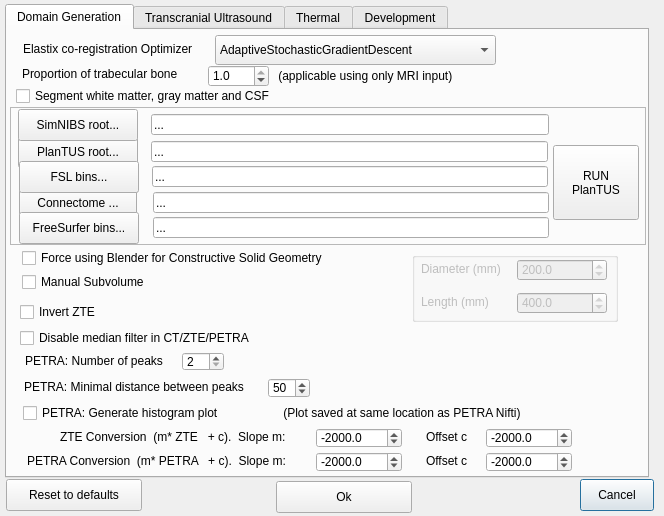
Above: BabelBrain/Options/form.ui from ProteusMRIgHIFU/BabelBrain before the change. Below: the same form after it.
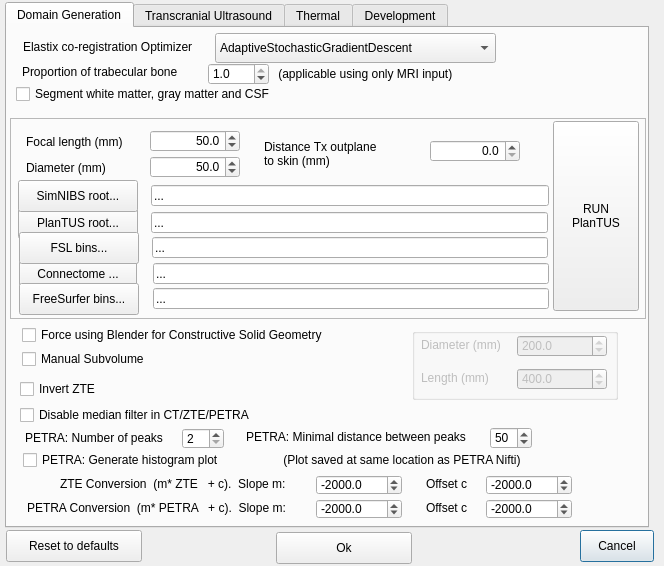
That is the form after the change. The open tabs and pages were chosen to show the change.

Commit message:
Add transducer geometry controls to Options dialog
Introduces Focal Length, Diameter, and Skin Distance controls to the Options dialog UI and updates logic to enable/disable these fields based on transducer configuration. Refactors references in PlanTUSViewer and Options to use the new controls, and updates UI layout and alignment for consistency.

The edit to the form file:
```diff
--- a/BabelBrain/Options/form.ui
+++ b/BabelBrain/Options/form.ui
@@ -7,7 +7,7 @@
     <x>0</x>
     <y>0</y>
     <width>664</width>
-    <height>516</height>
+    <height>566</height>
    </rect>
   </property>
   <property name="windowTitle">
@@ -17,7 +17,7 @@
    <property name="geometry">
     <rect>
      <x>580</x>
-     <y>479</y>
+     <y>530</y>
      <width>74</width>
      <height>32</height>
     </rect>
@@ -30,7 +30,7 @@
    <property name="geometry">
     <rect>
      <x>276</x>
-     <y>481</y>
+     <y>532</y>
      <width>136</width>
      <height>32</height>
     </rect>
@@ -43,7 +43,7 @@
    <property name="geometry">
     <rect>
      <x>6</x>
-     <y>479</y>
+     <y>530</y>
      <width>136</width>
      <height>32</height>
     </rect>
@@ -56,9 +56,9 @@
    <property name="geometry">
     <rect>
      <x>5</x>
-     <y>4</y>
+     <y>2</y>
      <width>644</width>
-     <height>474</height>
+     <height>526</height>
     </rect>
    </property>
    <property name="currentIndex">
@@ -116,9 +116,9 @@
      <property name="geometry">
       <rect>
        <x>15</x>
-       <y>219</y>
+       <y>297</y>
        <width>349</width>
-       <height>18</height>
+       <height>20</height>
       </rect>
      </property>
      <property name="layoutDirection">
@@ -173,9 +173,9 @@
      <property name="geometry">
       <rect>
        <x>405</x>
-       <y>222</y>
+       <y>300</y>
        <width>206</width>
-       <height>70</height>
+       <height>72</height>
       </rect>
      </property>
      <property name="title">
@@ -206,7 +206,7 @@
        <double>200.000000000000000</double>
       </property>
      </widget>
-     <widget class="QLabel" name="DiameterLabel">
+     <widget class="QLabel" name="DiameterLabel99">
       <property name="geometry">
        <rect>
         <x>9</x>
@@ -244,7 +244,7 @@
        <double>400.000000000000000</double>
       </property>
      </widget>
-     <widget class="QLabel" name="FocalLengthLabel">
+     <widget class="QLabel" name="FocalLengthLabel99">
       <property name="geometry">
        <rect>
         <x>9</x>
@@ -262,9 +262,9 @@
      <property name="geometry">
       <rect>
        <x>15</x>
-       <y>243</y>
+       <y>321</y>
        <width>150</width>
-       <height>18</height>
+       <height>20</height>
       </rect>
      </property>
      <property name="layoutDirection">
@@ -291,9 +291,9 @@
      <property name="geometry">
       <rect>
        <x>13</x>
-       <y>273</y>
+       <y>351</y>
        <width>150</width>
-       <height>18</height>
+       <height>20</height>
       </rect>
      </property>
      <property name="layoutDirection">
@@ -307,9 +307,9 @@
      <property name="geometry">
       <rect>
        <x>13</x>
-       <y>299</y>
+       <y>377</y>
        <width>251</width>
-       <height>18</height>
+       <height>20</height>
       </rect>
      </property>
      <property name="layoutDirection">
@@ -323,9 +323,9 @@
      <property name="geometry">
       <rect>
        <x>18</x>
-       <y>322</y>
+       <y>400</y>
        <width>156</width>
-       <height>18</height>
+       <height>20</height>
       </rect>
      </property>
      <property name="text">
@@ -335,10 +335,10 @@
     <widget class="QLabel" name="FocalLengthLabel_5">
      <property name="geometry">
       <rect>
-       <x>17</x>
-       <y>348</y>
+       <x>239</x>
+       <y>399</y>
        <width>241</width>
-       <height>18</height>
+       <height>20</height>
       </rect>
      </property>
      <property name="text">
@@ -349,7 +349,7 @@
      <property name="geometry">
       <rect>
        <x>16</x>
-       <y>374</y>
+       <y>423</y>
        <width>251</width>
        <height>18</height>
       </rect>
@@ -365,7 +365,7 @@
      <property name="geometry">
       <rect>
        <x>273</x>
-       <y>374</y>
+       <y>423</y>
        <width>276</width>
        <height>18</height>
       </rect>
@@ -378,9 +378,9 @@
      <property name="geometry">
       <rect>
        <x>175</x>
-       <y>322</y>
+       <y>400</y>
        <width>42</width>
-       <height>19</height>
+       <height>21</height>
       </rect>
      </property>
      <property name="minimum">
@@ -393,10 +393,10 @@
     <widget class="QSpinBox" name="PetraMRIPeakDistancespinBox">
      <property name="geometry">
       <rect>
-       <x>261</x>
-       <y>348</y>
+       <x>483</x>
+       <y>399</y>
        <width>42</width>
-       <height>20</height>
+       <height>22</height>
       </rect>
      </property>
      <property name="minimum">
@@ -413,7 +413,7 @@
      <property name="geometry">
       <rect>
        <x>309</x>
-       <y>398</y>
+       <y>447</y>
        <width>86</width>
        <height>20</height>
       </rect>
@@ -438,7 +438,7 @@
      <property name="geometry">
       <rect>
        <x>53</x>
-       <y>398</y>
+       <y>447</y>
        <width>255</width>
        <height>18</height>
       </rect>
@@ -451,7 +451,7 @@
      <property name="geometry">
       <rect>
        <x>479</x>
-       <y>398</y>
+       <y>447</y>
        <width>86</width>
        <height>20</height>
       </rect>
@@ -476,7 +476,7 @@
      <property name="geometry">
       <rect>
        <x>419</x>
-       <y>398</y>
+       <y>447</y>
        <width>70</width>
        <height>18</height>
       </rect>
@@ -489,7 +489,7 @@
      <property name="geometry">
       <rect>
        <x>309</x>
-       <y>422</y>
+       <y>471</y>
        <width>86</width>
        <height>20</height>
       </rect>
@@ -514,7 +514,7 @@
      <property name="geometry">
       <rect>
        <x>479</x>
-       <y>422</y>
+       <y>471</y>
        <width>86</width>
        <height>20</height>
       </rect>
@@ -539,7 +539,7 @@
      <property name="geometry">
       <rect>
        <x>20</x>
-       <y>422</y>
+       <y>471</y>
        <width>288</width>
        <height>18</height>
       </rect>
@@ -552,7 +552,7 @@
      <property name="geometry">
       <rect>
        <x>419</x>
-       <y>422</y>
+       <y>471</y>
        <width>70</width>
        <height>18</height>
       </rect>
@@ -581,9 +581,9 @@
      <property name="geometry">
       <rect>
        <x>3</x>
-       <y>77</y>
+       <y>90</y>
        <width>636</width>
-       <height>138</height>
+       <height>201</height>
       </rect>
      </property>
      <property name="frameShape">
@@ -596,9 +596,9 @@
       <property name="geometry">
        <rect>
         <x>543</x>
-        <y>38</y>
+        <y>3</y>
         <width>86</width>
-        <height>75</height>
+        <height>190</height>
        </rect>
       </property>
       <property name="text">
@@ -610,7 +610,7 @@
       <property name="geometry">
        <rect>
         <x>8</x>
-        <y>29</y>
+        <y>89</y>
         <width>120</width>
         <height>32</height>
        </rect>
@@ -632,7 +632,7 @@
       <property name="geometry">
        <rect>
         <x>8</x>
-        <y>2</y>
+        <y>62</y>
         <width>120</width>
         <height>32</height>
        </rect>
@@ -654,7 +654,7 @@
       <property name="geometry">
        <rect>
         <x>141</x>
-        <y>34</y>
+        <y>94</y>
         <width>397</width>
         <height>21</height>
        </rect>
@@ -670,7 +670,7 @@
       <property name="geometry">
        <rect>
         <x>141</x>
-        <y>7</y>
+        <y>67</y>
         <width>398</width>
         <height>21</height>
        </rect>
@@ -686,7 +686,7 @@
       <property name="geometry">
        <rect>
         <x>9</x>
-        <y>80</y>
+        <y>140</y>
         <width>118</width>
         <height>32</height>
        </rect>
@@ -708,7 +708,7 @@
       <property name="geometry">
        <rect>
         <x>9</x>
-        <y>54</y>
+        <y>114</y>
         <width>120</width>
         <height>32</height>
        </rect>
@@ -730,7 +730,7 @@
       <property name="geometry">
        <rect>
         <x>143</x>
-        <y>85</y>
+        <y>145</y>
         <width>396</width>
         <height>21</height>
        </rect>
@@ -746,7 +746,7 @@
       <property name="geometry">
        <rect>
         <x>142</x>
-        <y>59</y>
+        <y>119</y>
         <width>396</width>
         <height>21</height>
        </rect>
@@ -762,7 +762,7 @@
       <property name="geometry">
        <rect>
         <x>143</x>
-        <y>110</y>
+        <y>170</y>
         <width>396</width>
         <height>21</height>
        </rect>
@@ -778,7 +778,7 @@
       <property name="geometry">
        <rect>
         <x>9</x>
-        <y>105</y>
+        <y>165</y>
         <width>120</width>
         <height>32</height>
        </rect>
@@ -796,6 +796,130 @@
        <bool>false</bool>
       </property>
      </widget>
+     <widget class="QDoubleSpinBox" name="DiameterSpinBox">
+      <property name="geometry">
+       <rect>
+        <x>140</x>
+        <y>38</y>
+        <width>90</width>
+        <height>22</height>
+       </rect>
+      </property>
+      <property name="alignment">
+       <set>Qt::AlignmentFlag::AlignRight|Qt::AlignmentFlag::AlignTrailing|Qt::AlignmentFlag::AlignVCenter</set>
+      </property>
+      <property name="decimals">
+       <number>1</number>
+      </property>
+      <property name="minimum">
+       <double>20.000000000000000</double>
+      </property>
+      <property name="maximum">
+       <double>150.000000000000000</double>
+      </property>
+      <property name="singleStep">
+       <double>0.100000000000000</double>
+      </property>
+      <property name="value">
+       <double>50.000000000000000</double>
+      </property>
+     </widget>
+     <widget class="QDoubleSpinBox" name="FocalLengthSpinBox">
+      <property name="geometry">
+       <rect>
+        <x>140</x>
+        <y>12</y>
+        <width>90</width>
+        <height>22</height>
+       </rect>
+      </property>
+      <property name="alignment">
+       <set>Qt::AlignmentFlag::AlignRight|Qt::AlignmentFlag::AlignTrailing|Qt::AlignmentFlag::AlignVCenter</set>
+      </property>
+      <property name="decimals">
+       <number>1</number>
+      </property>
+      <property name="minimum">
+       <double>20.000000000000000</double>
+      </property>
+      <property name="maximum">
+       <double>150.000000000000000</double>
+      </property>
+      <property name="singleStep">
+       <double>0.100000000000000</double>
+      </property>
+      <property name="value">
+       <double>50.000000000000000</double>
+      </property>
+     </widget>
+     <widget class="QLabel" name="FocalLengthLabel">
+      <property name="geometry">
+       <rect>
+        <x>16</x>
+        <y>14</y>
+        <width>143</width>
+        <height>20</height>
+       </rect>
+      </property>
+      <property name="text">
+       <string>Focal length (mm)</string>
+      </property>
+     </widget>
+     <widget class="QLabel" name="DiameterLabel">
+      <property name="geometry">
+       <rect>
+        <x>16</x>
+        <y>40</y>
+        <width>143</width>
+        <height>20</height>
+       </rect>
+      </property>
+      <property name="text">
+       <string>Diameter (mm)</string>
+      </property>
+     </widget>
+     <widget class="QLabel" name="DistanceTxLabel">
+      <property name="geometry">
+       <rect>
+        <x>254</x>
+        <y>20</y>
+        <width>143</width>
+        <height>31</height>
+       </rect>
+      </property>
+      <property name="text">
+       <string>Distance Tx outplane
+to skin (mm)</string>
+      </property>
+     </widget>
+     <widget class="QDoubleSpinBox" name="SkinDistanceSpinBox">
+      <property name="geometry">
+       <rect>
+        <x>420</x>
+        <y>22</y>
+        <width>90</width>
+        <height>22</height>
+       </rect>
+      </property>
+      <property name="alignment">
+       <set>Qt::AlignmentFlag::AlignRight|Qt::AlignmentFlag::AlignTrailing|Qt::AlignmentFlag::AlignVCenter</set>
+      </property>
+      <property name="decimals">
+       <number>1</number>
+      </property>
+      <property name="minimum">
+       <double>0.000000000000000</double>
+      </property>
+      <property name="maximum">
+       <double>200.000000000000000</double>
+      </property>
+      <property name="singleStep">
+       <double>0.100000000000000</double>
+      </property>
+      <property name="value">
+       <double>0.000000000000000</double>
+      </property>
+     </widget>
     </widget>
     <zorder>frame_3</zorder>
     <zorder>label_5</zorder>
```
Left out of the diff: 2 changed lines with no effect on the pictures. The commit also changes 5 other files.
